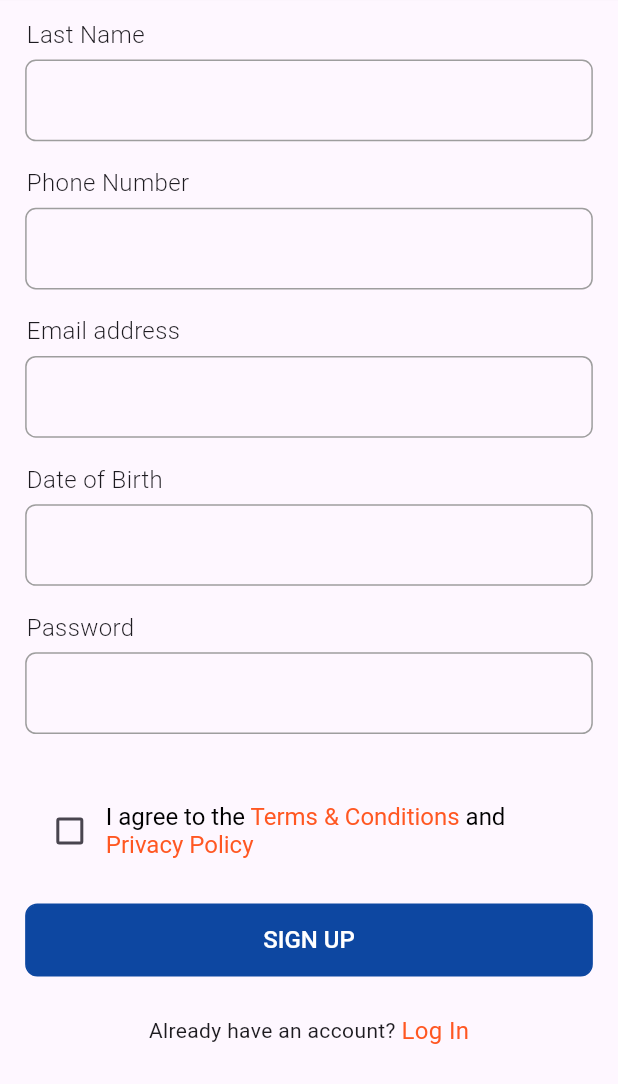
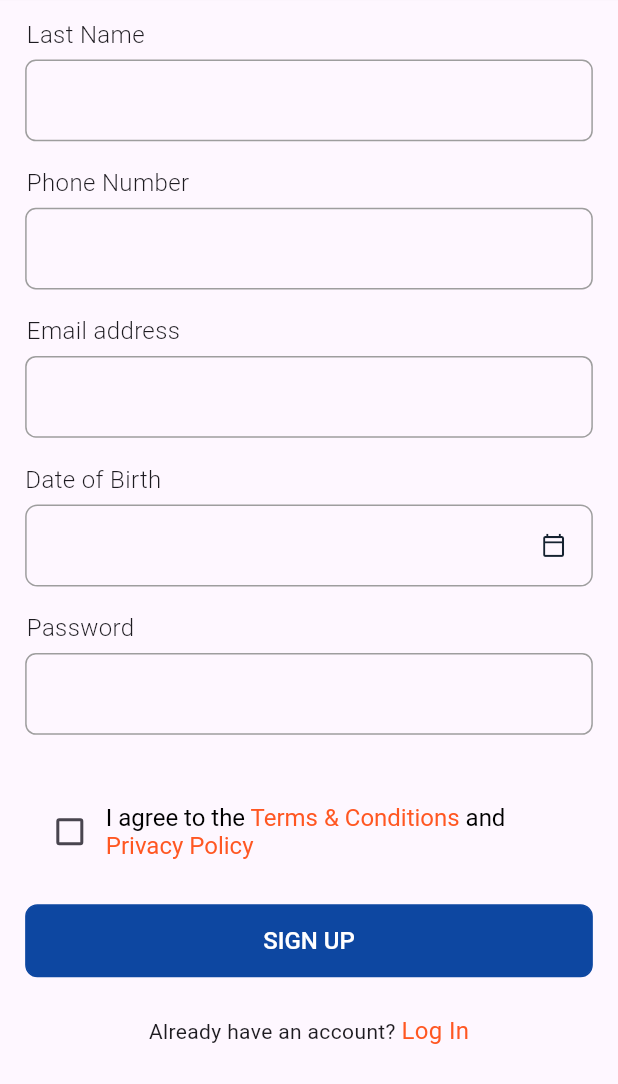
Before and after one commit to EluroNneka/guliva_assessment_app, a Flutter app: the RegisterView screen opened by its route, scrolled down 341 dp, on a phone screen of 412 x 824 dp, the part 152-1236 px from its top. Run offline on Flutter 3.47's test engine with Material 3 defaults, Android fonts, the phone set to English and light mode, and no system bars; our stand-ins replace flutter_dotenv, flutter_screenutil, get.

```diff
--- /dev/null
+++ b/lib/core/utils/date_formatter.dart
@@ -0,0 +1,10 @@
+import 'package:intl/intl.dart';
+
+class DateFormatter {
+  DateFormatter._();
+
+  static final dateFormat = DateFormat('dd MMMM');
+  static final dateFormat2 = DateFormat('dd MMMM yyyy');
+  static final yyyymmdd = DateFormat('yyyy-MM-dd');
+  static final ddmmyyyy2 = DateFormat('yyyy-MM-dd');
+}
--- a/lib/ui/views/register/register_view.dart
+++ b/lib/ui/views/register/register_view.dart
@@ -5,6 +5,7 @@ import 'package:guliva_assessment_app/nav/routes.dart';
 import 'package:guliva_assessment_app/ui/views/register/register_controller.dart';
 import 'package:guliva_assessment_app/ui/widgets/custom_button.dart';
 import 'package:guliva_assessment_app/ui/widgets/custom_button2.dart';
+import 'package:guliva_assessment_app/ui/widgets/custom_date_picker.dart';
 import 'package:guliva_assessment_app/ui/widgets/custom_textfield.dart';
 
 class RegisterView extends StatefulWidget {
@@ -119,12 +120,10 @@ class _RegisterViewState extends State<RegisterView> {
                   SizedBox(
                     height: 16.h,
                   ),
-                  CustomTextField(
+                  CustomDatePicker(
                     label: "Date of Birth",
-                    onChanged: (v) {
-                      controller.setDob(v);
-                    },
-                  ),
+                      placeholder: '',
+                      onDateSelected: (date){  controller.setDob(date);}),
                   SizedBox(
                     height: 16.h,
                   ),
@@ -187,8 +186,9 @@ class _RegisterViewState extends State<RegisterView> {
                   ),
                   CustomButton(
                       title: 'SIGN UP',
+                      disable: controller.loading,
                       onTapped: () {
-                        controller.registerUser();
+                        controller.registerUser(context);
                       }),
                   SizedBox(
                     height: 24.h,
--- /dev/null
+++ b/lib/ui/widgets/custom_date_picker.dart
@@ -0,0 +1,162 @@
+
+
+import 'package:flutter/cupertino.dart';
+import 'package:flutter/material.dart';
+import 'package:flutter_screenutil/flutter_screenutil.dart';
+import 'package:guliva_assessment_app/core/utils/date_formatter.dart';
+
+class CustomDatePicker extends StatefulWidget {
+  final String? label;
+  final String? value;
+  final String? placeholder;
+  final DateTime? stopDate;
+  final DateTime? startDate;
+  final DateTime? initialDate;
+  final ValueChanged<String> onDateSelected;
+  final bool enabled;
+  final bool? greyLabelStyle;
+
+  const CustomDatePicker({
+    Key? key,
+    this.label,
+    this.value,
+    this.placeholder,
+    this.stopDate,
+    this.startDate,
+    this.initialDate,
+    required this.onDateSelected,
+    this.enabled = true,
+    this.greyLabelStyle = false,
+  }) : super(key: key);
+
+  @override
+  _CustomDatePickerState createState() => _CustomDatePickerState();
+}
+
+class _CustomDatePickerState extends State<CustomDatePicker> {
+  String date = '';
+  late DateTime dateTime;
+
+  @override
+  void initState() {
+    super.initState();
+    print(widget.startDate?.year);
+    print(widget.initialDate?.year);
+    if (widget.value != null) {
+      date = widget.value!;
+    }
+    if (widget.initialDate != null) {
+      dateTime = widget.initialDate!;
+    } else {
+      dateTime = DateTime(
+        DateTime.now().year,
+        DateTime.now().month,
+        DateTime.now().day,
+      );
+    }
+  }
+
+  Future showPicker(BuildContext context) async {
+    final ThemeData theme = Theme.of(context);
+    switch (theme.platform) {
+      case TargetPlatform.android:
+      case TargetPlatform.fuchsia:
+      case TargetPlatform.linux:
+      case TargetPlatform.windows:
+        return showDatePicker(
+          context: context,
+          initialDate: dateTime,
+          firstDate: widget.startDate ?? DateTime(1800),
+          lastDate: widget.stopDate ?? DateTime(2050),
+        ).then((value) {
+          if (value != null) {
+            setState(() {
+              date = DateFormatter.yyyymmdd.format(value);
+              dateTime = value;
+              widget.onDateSelected(date);
+            });
+          }
+        });
+      case TargetPlatform.iOS:
+      case TargetPlatform.macOS:
+        return showModalBottomSheet(
+          context: context,
+          builder: (BuildContext builder) {
+            return Container(
+              height: 300.h,
+              child: CupertinoDatePicker(
+                mode: CupertinoDatePickerMode.date,
+                onDateTimeChanged: (value) {
+                  setState(() {
+                    date = DateFormatter.yyyymmdd.format(value);
+                    dateTime = value;
+                    widget.onDateSelected(date);
+                  });
+                },
+                backgroundColor: Colors.blue.shade900,
+                initialDateTime: dateTime,
+                minimumYear: widget.startDate?.year ?? DateTime(1800).year,
+                maximumYear: widget.stopDate?.year ?? DateTime(2050).year,
+                minimumDate: widget.startDate ?? DateTime(1800),
+                maximumDate: widget.stopDate ?? DateTime(2050),
+              ),
+            );
+          },
+        );
+    }
+  }
+
+  @override
+  Widget build(BuildContext context) {
+    return Column(
+      mainAxisAlignment: MainAxisAlignment.start,
+      crossAxisAlignment: CrossAxisAlignment.start,
+      children: [
+        if (widget.label == null)
+          const SizedBox()
+        else
+          Container(
+            margin: EdgeInsets.only(bottom: 5.w),
+            child: Text(
+              widget.label!,
+              style: const TextStyle(
+                fontSize: 16,
+                fontWeight: FontWeight.w300
+              ),
+            ),
+          ),
+        SizedBox(
+          height: 54.h,
+          child: InkWell(
+            onTap:
+            widget.enabled ? () async => await showPicker(context) : () {},
+            child: Container(
+              padding: EdgeInsets.fromLTRB(16.w, 12.h, 16.w, 12.h),
+              decoration: BoxDecoration(
+                border: Border.all(color: Colors.grey),
+                borderRadius: BorderRadius.circular(8.r),
+              ),
+              child: Row(
+                children: [
+                  Expanded(
+                    child: Text(
+                      date.isNotEmpty ? date : '${widget.placeholder}',
+                      style: TextStyle(
+                        fontSize: 14,
+                        fontWeight: FontWeight.w500,
+                      ),
+                    ),
+                  ),
+                  Icon(Icons.calendar_today_outlined,
+                    size: 16.w,
+                    color: const Color(0xff152230),
+                  ),
+                ],
+              ),
+            ),
+          ),
+        ),
+      ],
+    );
+  }
+}
--- a/pubspec.yaml
+++ b/pubspec.yaml
@@ -35,6 +35,7 @@ dependencies:
   flutter_screenutil: 5.9.0
   flutter_dotenv: 4.0.0-nullsafety.1
   get: ^4.6.1
+  intl: 0.17.0
 
 
 
```
Also changed, not shown: lib/ui/views/login/login_controller.dart (+9 -10 lines), lib/ui/views/login/login_view.dart (+5 -2 lines), lib/ui/views/register/register_controller.dart (+10 -6 lines), pubspec.lock, 1 other file.
